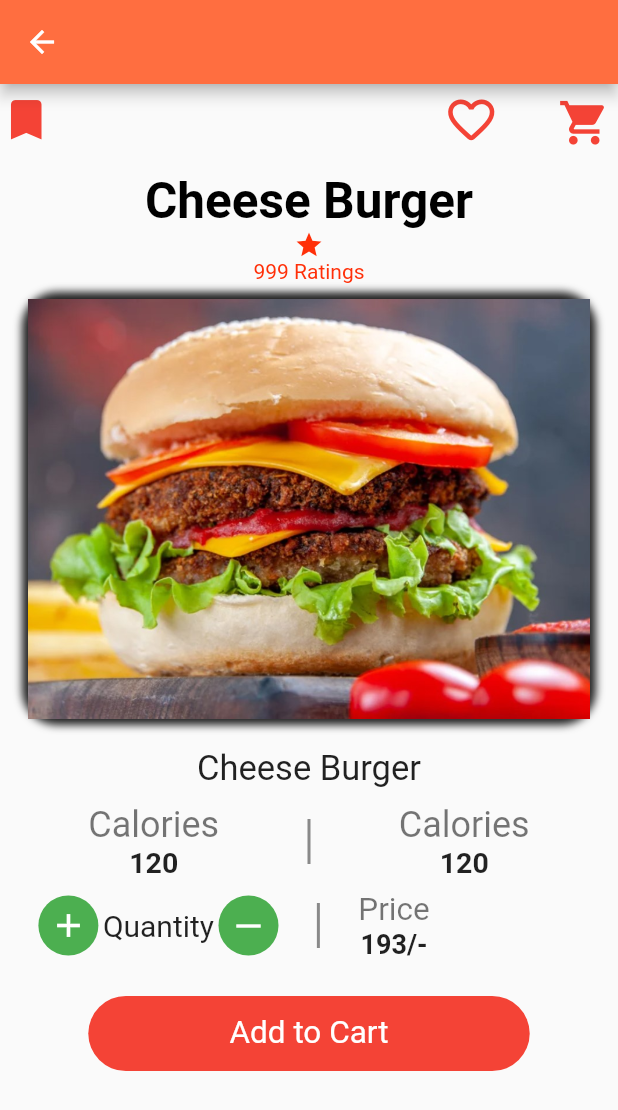
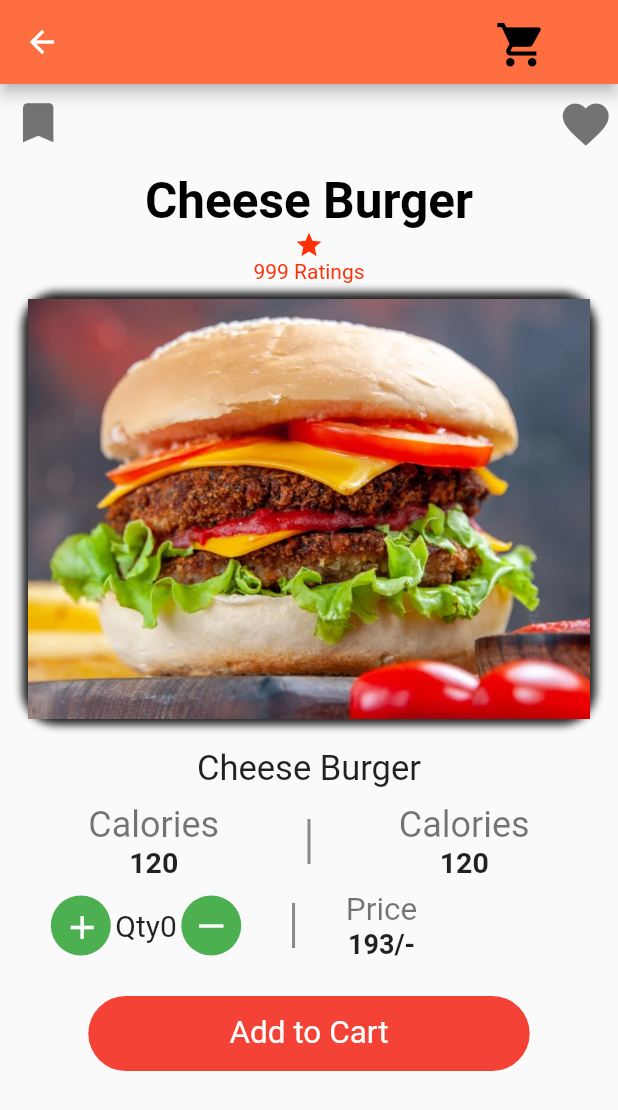
Before and after one commit to prerna12s/Food_delievery_app, a Flutter app: the Detail screen opened by its route, on a phone screen of 412 x 824 dp. Shown: the top 1110 px of the screen. Run offline on Flutter 3.47's test engine with Material 2 defaults, Android fonts, the phone set to English and light mode, and no system bars; our stand-ins replace lottie.

Commit message:
qty increase/decrease added

```diff
--- a/lib/DetailPage.dart
+++ b/lib/DetailPage.dart
@@ -1,33 +1,68 @@
 import 'package:flutter/material.dart';
 import 'package:food_delieveryapp_prerna/Profile.dart';
 import 'package:food_delieveryapp_prerna/DetailPage.dart';
-class Detail extends StatelessWidget {
+
+class Detail extends StatefulWidget {
   const Detail({super.key});
 
   @override
+  State<Detail> createState() => _DetailState();
+}
+
+class _DetailState extends State<Detail> {
+  var count=0;
+  Color iconcolor=Colors.black54;
+  Color iconColor=Colors.black54;
+  bool iconchange=false;
+  bool iconChange=false;
+  void changeIconColor() {
+    setState(() {
+      iconcolor = iconchange?Colors.red:Colors.black54; // Change color to red
+    });
+  }
+
+  void changeiconColor() {
+    setState(() {
+      iconColor = iconChange?Colors.redAccent:Colors.black54; // Change color to red
+    });
+  }
+
+  @override
+
   Widget build(BuildContext context) {
+
     return Scaffold(
       appBar:AppBar(
         backgroundColor: Colors.deepOrangeAccent,
+           title:Padding(
+             padding: const EdgeInsets.only(left:250,right:8),
+             child: IconButton(onPressed: (){},
+              icon: Icon(Icons.shopping_cart,color:Colors.black,size:35)),
            ),
-      body:Column(
+        ),
+      body:SingleChildScrollView(
+        child: Column(
           children: [
             Row(
               mainAxisAlignment: MainAxisAlignment.spaceBetween,
 
               children:[
-              Icon(Icons.bookmark,color:Colors.red,size:35),
+                IconButton(onPressed:(){
+                  // changeIconColor();
 
-              Padding(
-                padding: const EdgeInsets.only(left:250,),
-                child: Icon(Icons.favorite_outline_rounded,color:Colors.red,size:37),
-              ),
+                  changeiconColor();
+                   iconChange =!iconChange;
+                },
+               icon: Icon(Icons.bookmark ,color:iconColor,size: 35,),),
 
-              SizedBox(
-                width:10,
-              ),
-              IconButton(onPressed: (){},
-                  icon: Icon(Icons.shopping_cart,color:Colors.red,size:35)),
+
+
+          IconButton(onPressed: (){
+                           changeIconColor();
+                           iconchange=!iconchange;
+              },
+
+              icon:Icon(Icons.favorite,color:iconcolor,size: 37,)),
 ],
               ),
                SizedBox(
@@ -131,15 +166,34 @@ class Detail extends StatelessWidget {
                     children:[
                       CircleAvatar(
                         backgroundColor:Colors.green,
-                        child: Icon(Icons.add,color:Colors.white,size: 26,)),
+                          child: IconButton(
+                            onPressed: (){
+                              setState(() {
+                                count++;
+                              });
+                            },
+                             icon: Icon(Icons.add,size:26),color:Colors.white,)),
                       SizedBox(width:3),
-                    Text('Quantity',style: TextStyle(
+                      Text('Qty',style: TextStyle(
                         fontSize: 20,
+                      ),),
+                      Text("$count",style: TextStyle(
+                      fontSize: 20,
+
+
                       ),),
                       SizedBox(width:3),
                       CircleAvatar(
                           backgroundColor:Colors.green,
-                        child: Icon(Icons.horizontal_rule_outlined,color:Colors.white,size:24)),
+                          child: IconButton(onPressed: (){
+                            setState(() {
+                              if(count>0){
+                              count--;
+                              }
+                            });
+
+                          },
+                             icon: Icon(Icons.horizontal_rule_outlined,size:24) ,color:Colors.white,)),
                     ],
                   ),
 
@@ -192,6 +246,7 @@ class Detail extends StatelessWidget {
 
 
 ],
+               ),
       )
 
 
--- a/lib/Login.dart
+++ b/lib/Login.dart
@@ -15,7 +15,7 @@ class _LoginPageState extends State<LoginPage> {
   Widget build(BuildContext context) {
     return  Scaffold(
       backgroundColor:Colors.deepOrangeAccent ,
-      body:Container(
+      body: Container(
           height:double.infinity,
           width:double.infinity,
           child: Column(
@@ -107,7 +107,8 @@ class _LoginPageState extends State<LoginPage> {
             ],
 
           ),
-      )
+        ),
+
 
     );
 
--- a/lib/SignUp.dart
+++ b/lib/SignUp.dart
@@ -16,7 +16,7 @@ class _SignUpState extends State<SignUp> {
   Widget build(BuildContext context) {
     return Scaffold(
         backgroundColor:Colors.deepOrangeAccent ,
-        body:Container(
+        body: Container(
             height:double.infinity,
             width:double.infinity,
             child: Column(
@@ -123,6 +123,7 @@ class _SignUpState extends State<SignUp> {
                     ),
 
 
+
               );
 
 
```
Also changed, not shown: lib/Cart.dart (+8 -2 lines), lib/Imagewidget.dart (added, +15 -0 lines), lib/images/burger.jpg (added). Lines whose indentation alone changed are shown as unchanged.
